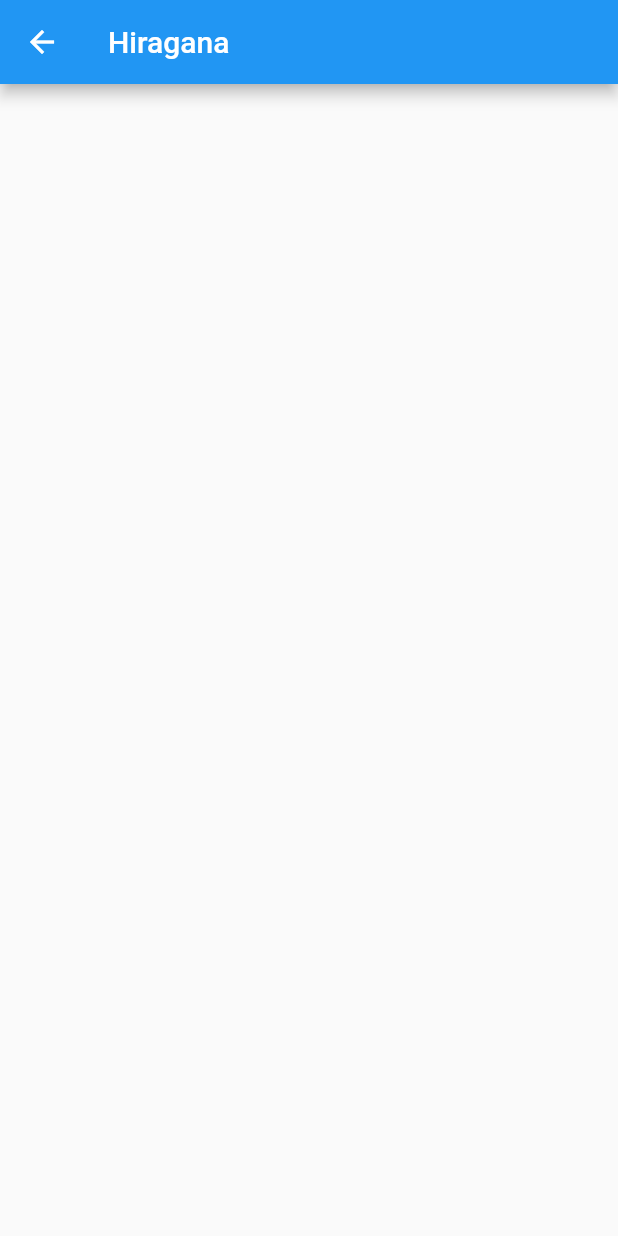
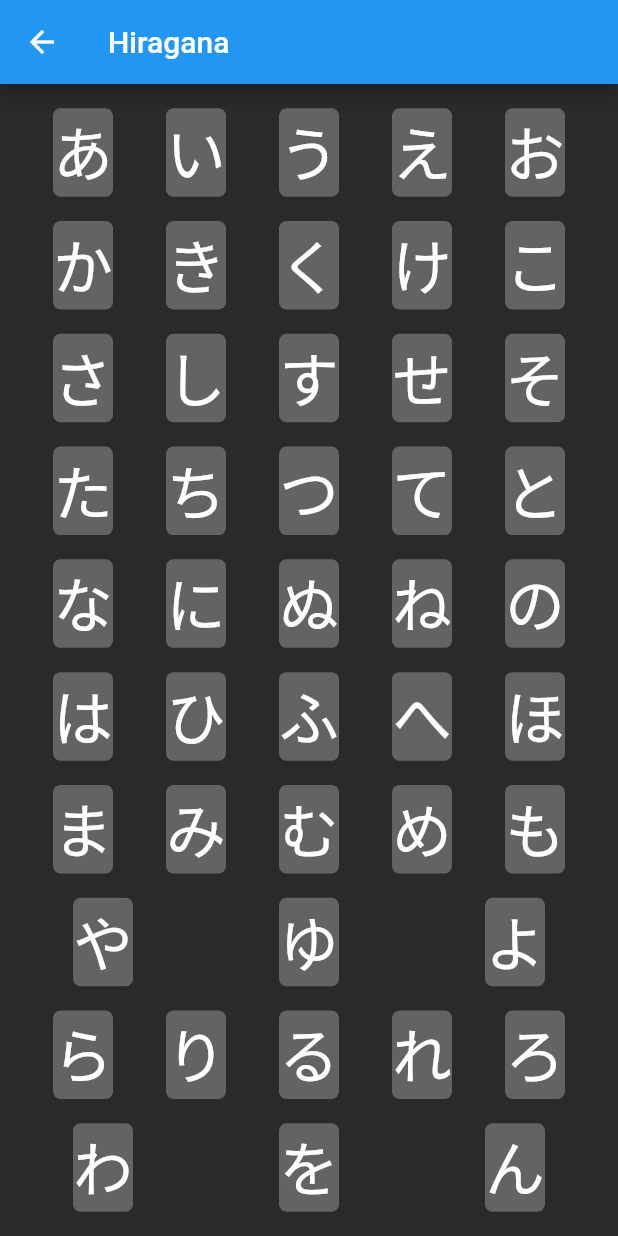
Before and after one commit to Hanssel36/KanaVocab, a Flutter app: the screen it shows after launch, after a tap on "Hiragana き", after a tap on the "bookmark outline" icon, on a phone screen of 412 x 824 dp. Run offline on Flutter 3.47's test engine with Material 2 defaults, Android fonts, the phone set to English and light mode, and no system bars; our stand-ins replace go_router.

Commit message:
hiragana chart start

```diff
--- a/lib/assests/hiragana_char.dart
+++ b/lib/assests/hiragana_char.dart
@@ -126,3 +126,105 @@ void main() {
     print("${char.keys.first}: ${char.values.first}");
   }
 }
+
+// Map<String, String> hirachars = {
+//   "a": "あ",
+//   "i": "い",
+//   "u": "う",
+//   "e": "え",
+//   "o": "お",
+//   "ka": "か",
+//   "ki": "き",
+//   "ku": "く",
+//   "ke": "け",
+//   "ko": "こ",
+//   "sa": "さ",
+//   "shi": "し",
+//   "su": "す",
+//   "se": "せ",
+//   "so": "そ",
+//   "ta": "た",
+//   "chi": "ち",
+//   "tsu": "つ",
+//   "te": "て",
+//   "to": "と",
+//   "na": "な",
+//   "ni": "に",
+//   "nu": "ぬ",
+//   "ne": "ね",
+//   "no": "の",
+//   "ha": "は",
+//   "hi": "ひ",
+//   "fu": "ふ",
+//   "he": "へ",
+//   "ho": "ほ",
+//   "ma": "ま",
+//   "mi": "み",
+//   "mu": "む",
+//   "me": "め",
+//   "mo": "も",
+//   "ya": "や",
+//   "yu": "ゆ",
+//   "yo": "よ",
+//   "ra": "ら",
+//   "ri": "り",
+//   "ru": "る",
+//   "re": "れ",
+//   "ro": "ろ",
+//   "wa": "わ",
+//   "wo": "を",
+//   "n": "ん"
+// };
+
+Map<String, String> hiragana_character_map = {
+  "a": "あ",
+  "i": "い",
+  "u": "う",
+  "e": "え",
+  "o": "お",
+  "ka": "か",
+  "ki": "き",
+  "ku": "く",
+  "ke": "け",
+  "ko": "こ",
+  "sa": "さ",
+  "shi": "し",
+  "su": "す",
+  "se": "せ",
+  "so": "そ",
+  "ta": "た",
+  "chi": "ち",
+  "tsu": "つ",
+  "te": "て",
+  "to": "と",
+  "na": "な",
+  "ni": "に",
+  "nu": "ぬ",
+  "ne": "ね",
+  "no": "の",
+  "ha": "は",
+  "hi": "ひ",
+  "fu": "ふ",
+  "he": "へ",
+  "ho": "ほ",
+  "ma": "ま",
+  "mi": "み",
+  "mu": "む",
+  "me": "め",
+  "mo": "も",
+  "ya": "や",
+  "p1": "",
+  "yu": "ゆ",
+  "p2": "",
+  "yo": "よ",
+  "ra": "ら",
+  "ri": "り",
+  "ru": "る",
+  "re": "れ",
+  "ro": "ろ",
+  "wa": "わ",
+  "p4": "",
+  "wo": "を",
+  "p5": "",
+  "n": "ん"
+};
--- a/lib/chart.dart
+++ b/lib/chart.dart
@@ -1,11 +1,20 @@
+import 'dart:math';
+
 import 'package:flutter/material.dart';
 import 'package:go_router/go_router.dart';
+import 'package:hirikana/assests/colors.dart';
+import 'package:hirikana/assests/hiragana_char.dart' as h_c;
 
 class ChartsScreen extends StatelessWidget {
   const ChartsScreen({super.key});
 
   @override
   Widget build(BuildContext context) {
+    // Map<String, String> text = {"a": "あ", "i": "い", "u": "う", "e": "え"};
+    h_c.hiragana_character_map.forEach((key, value) {
+      print('$key: $value');
+    });
+
     return MaterialApp(
       home: Scaffold(
         appBar: AppBar(
@@ -15,6 +24,39 @@ class ChartsScreen extends StatelessWidget {
             icon: const Icon(Icons.arrow_back),
           ),
         ),
+        backgroundColor: backGroundDark,
+        body: Column(
+          mainAxisAlignment: MainAxisAlignment.spaceEvenly,
+          children: [
+            for (var i = 0; i < 10; i++)
+              Row(
+                mainAxisAlignment: MainAxisAlignment.spaceEvenly,
+                children: [
+                  for (var j = i * 5; j < (i * 5) + 5; j++)
+                    Container(
+                      decoration: const BoxDecoration(
+                        color: tiles,
+                        borderRadius: BorderRadius.all(
+                          Radius.circular(5.0),
+                        ),
+                      ),
+
+                      // width: 50,
+                      // height: 50,
+                      child: Text(
+                        style: const TextStyle(
+                          color: Colors.white,
+                          fontSize: 40,
+                        ),
+                        h_c.hiragana_character_map[
+                                h_c.hiragana_character_map.keys.toList()[j]]
+                            .toString(),
+                      ),
+                    )
+                ],
+              ),
+          ],
+        ),
       ),
     );
   }
```
